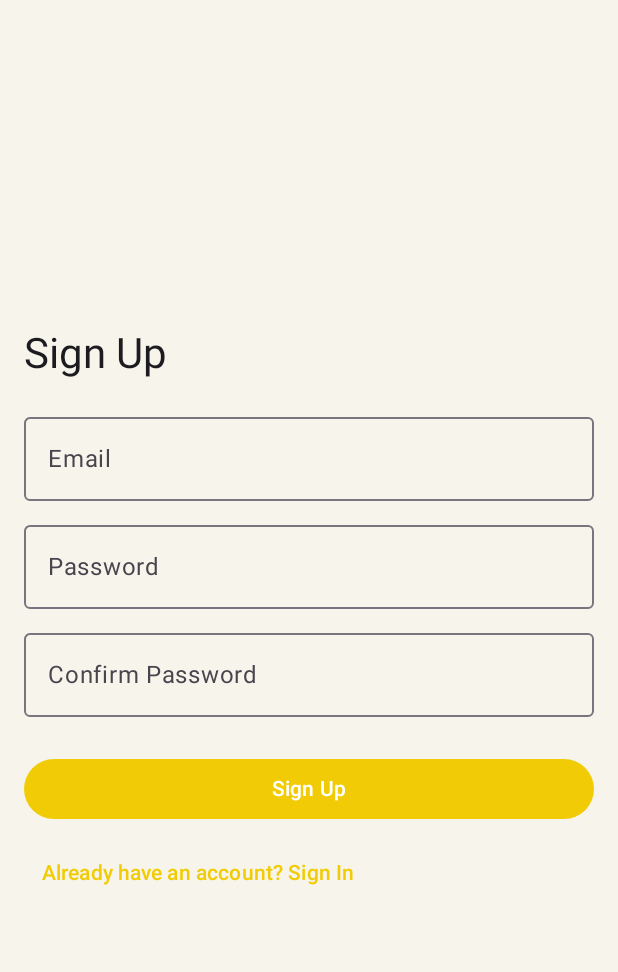
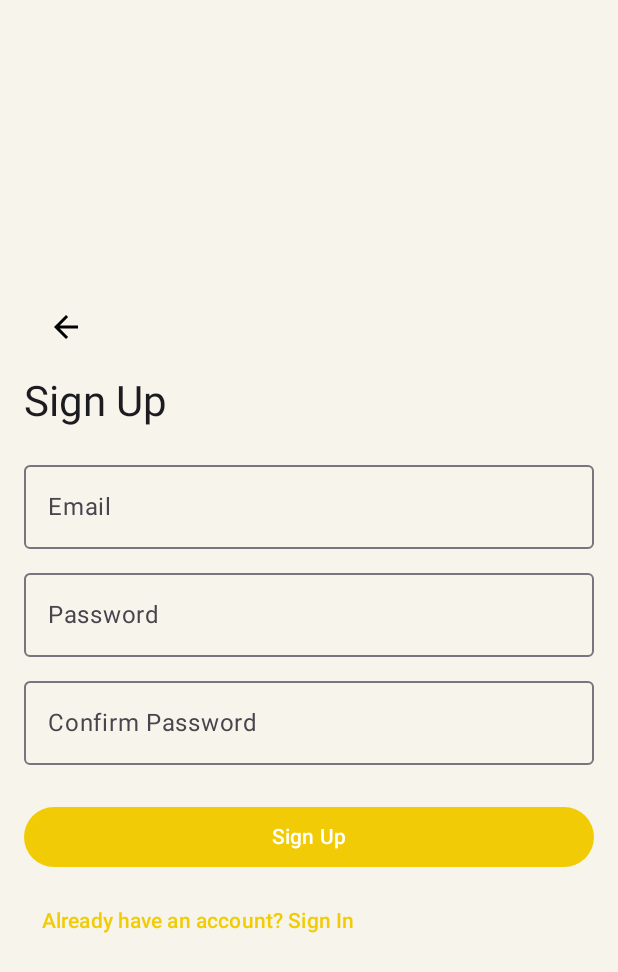
Before and after one commit to YijiaLi2003/Mo_Li, an Android app built with Jetpack Compose: the screen it shows after launch (MainActivity), after a tap on "Don't have an account? Sign Up", on a phone screen of 412 x 824 dp. Shown: the top 972 px of the screen. Run offline under Robolectric (Android 15) with nearby library versions, the phone set to English and light mode, and no system bars; our stand-ins replace Firebase (no records; nobody signed in at launch, a user with empty details on screens opened directly), Room's generated code; libraries missing offline, so code that uses them is left out: com.opencsv; 10 statements that could not run were skipped; 1 other tap on this screen came first.

```diff
--- a/app/build.gradle.kts
+++ b/app/build.gradle.kts
@@ -70,7 +70,6 @@ dependencies {
     implementation(libs.androidx.room.runtime)
     implementation(libs.androidx.room.ktx)
     implementation(libs.androidx.core.ktx)
-    implementation(libs.androidx.ui.desktop)
     ksp(libs.androidx.room.compiler)
 
     // OpenCSV for CSV parsing
--- a/app/src/main/java/com/example/vocab/MainActivity.kt
+++ b/app/src/main/java/com/example/vocab/MainActivity.kt
@@ -60,10 +60,10 @@ class MainActivity : ComponentActivity() {
                 } else {
                     val currentUser = auth.currentUser
 
-// Define the routes where the bottom navigation bar should be hidden
+                    // Define the routes where the bottom navigation bar should be hidden
                     val hideBottomNavRoutes = listOf(Screen.LearningSection.route, Screen.SignIn.route, Screen.SignUp.route)
 
-// Get the current route
+                    // Get the current route
                     val currentBackStackEntry by navController.currentBackStackEntryAsState()
                     val currentRoute = currentBackStackEntry?.destination?.route
 
--- a/app/src/main/java/com/example/vocab/screens/SignInScreen.kt
+++ b/app/src/main/java/com/example/vocab/screens/SignInScreen.kt
@@ -1,7 +1,8 @@
-//SignInScreen.kt
 package com.example.vocab.screens
 
 import androidx.compose.foundation.layout.*
+import androidx.compose.material.icons.Icons
+import androidx.compose.material.icons.automirrored.outlined.ArrowBack
 import androidx.compose.material3.*
 import androidx.compose.runtime.*
 import androidx.compose.ui.Alignment
@@ -12,12 +13,16 @@ import androidx.navigation.NavController
 import com.example.vocab.ui.theme.Screen
 import com.google.firebase.auth.FirebaseAuth
 
+@OptIn(ExperimentalMaterial3Api::class)
 @Composable
 fun SignInScreen(navController: NavController, auth: FirebaseAuth) {
     var email by remember { mutableStateOf("") }
     var password by remember { mutableStateOf("") }
     var errorMessage by remember { mutableStateOf<String?>(null) }
     var isLoading by remember { mutableStateOf(false) }
+
+    // Email validation regex
+    val emailRegex = Regex("^[A-Za-z0-9+_.-]+@[A-Za-z0-9.-]+\\.[A-Za-z]{2,}$")
 
     Surface(
         modifier = Modifier.fillMaxSize(),
@@ -35,6 +40,19 @@ fun SignInScreen(navController: NavController, auth: FirebaseAuth) {
                     .padding(16.dp),
                 verticalArrangement = Arrangement.Center
             ) {
+                TopAppBar(
+                    title = { "Sign In"},
+                    navigationIcon = {
+                        IconButton(onClick = { navController.popBackStack() }) {
+                            Icon(Icons.AutoMirrored.Outlined.ArrowBack, contentDescription = "Back")
+                        }
+                    },
+                    colors = TopAppBarDefaults.centerAlignedTopAppBarColors(
+                        containerColor = MaterialTheme.colorScheme.background,
+                        navigationIconContentColor = MaterialTheme.colorScheme.secondary
+                    )
+                )
+
                 Text("Sign In", style = MaterialTheme.typography.headlineMedium)
                 Spacer(modifier = Modifier.height(16.dp))
 
@@ -63,18 +81,29 @@ fun SignInScreen(navController: NavController, auth: FirebaseAuth) {
 
                 Button(
                     onClick = {
+                        // Validate inputs
+                        when {
+                            email.isBlank() || password.isBlank() -> {
+                                errorMessage = "Email and password must not be empty."
+                            }
+                            !email.matches(emailRegex) -> {
+                                errorMessage = "Invalid email format."
+                            }
+                            else -> {
                                 isLoading = true
                                 auth.signInWithEmailAndPassword(email, password)
                                     .addOnCompleteListener { task ->
                                         isLoading = false
                                         if (task.isSuccessful) {
-
                                             // Navigate to Main Screen
                                             navController.navigate(Screen.Home.route) {
                                                 popUpTo(Screen.SignIn.route) { inclusive = true }
                                             }
                                         } else {
-                                    errorMessage = task.exception?.message ?: "Authentication failed."
+                                            errorMessage =
+                                                task.exception?.message ?: "Authentication failed."
+                                        }
+                                    }
                             }
                         }
                     },
--- a/app/src/main/java/com/example/vocab/screens/SignUpScreen.kt
+++ b/app/src/main/java/com/example/vocab/screens/SignUpScreen.kt
@@ -2,6 +2,8 @@
 package com.example.vocab.screens
 
 import androidx.compose.foundation.layout.*
+import androidx.compose.material.icons.Icons
+import androidx.compose.material.icons.automirrored.outlined.ArrowBack
 import androidx.compose.material3.*
 import androidx.compose.runtime.*
 import androidx.compose.ui.Alignment
@@ -12,6 +14,7 @@ import androidx.navigation.NavController
 import com.example.vocab.ui.theme.Screen
 import com.google.firebase.auth.FirebaseAuth
 
+@OptIn(ExperimentalMaterial3Api::class)
 @Composable
 fun SignUpScreen(navController: NavController, auth: FirebaseAuth) {
     var email by remember { mutableStateOf("") }
@@ -19,6 +22,9 @@ fun SignUpScreen(navController: NavController, auth: FirebaseAuth) {
     var confirmPassword by remember { mutableStateOf("") }
     var errorMessage by remember { mutableStateOf<String?>(null) }
     var isLoading by remember { mutableStateOf(false) }
+
+    // Email validation regex
+    val emailRegex = Regex("^[A-Za-z0-9+_.-]+@[A-Za-z0-9.-]+\\.[A-Za-z]{2,}$")
 
     Surface(
         modifier = Modifier.fillMaxSize(),
@@ -36,6 +42,19 @@ fun SignUpScreen(navController: NavController, auth: FirebaseAuth) {
                     .padding(16.dp),
                 verticalArrangement = Arrangement.Center
             ) {
+                TopAppBar(
+                    title = { "Sign Up"},
+                    navigationIcon = {
+                        IconButton(onClick = { navController.popBackStack() }) {
+                            Icon(Icons.AutoMirrored.Outlined.ArrowBack, contentDescription = "Back")
+                        }
+                    },
+                    colors = TopAppBarDefaults.centerAlignedTopAppBarColors(
+                        containerColor = MaterialTheme.colorScheme.background,
+                        navigationIconContentColor = MaterialTheme.colorScheme.secondary
+                    )
+                )
+
                 Text("Sign Up", style = MaterialTheme.typography.headlineMedium)
                 Spacer(modifier = Modifier.height(16.dp))
 
@@ -74,8 +93,16 @@ fun SignUpScreen(navController: NavController, auth: FirebaseAuth) {
 
                 Button(
                     onClick = {
+                        if (!email.matches(emailRegex)) {
+                            errorMessage = "Invalid email format."
+                            return@Button
+                        }
                         if (password != confirmPassword) {
                             errorMessage = "Passwords do not match."
+                            return@Button
+                        }
+                        if (email.isBlank() || password.isBlank()) {
+                            errorMessage = "Email and password must not be empty."
                             return@Button
                         }
                         isLoading = true
--- a/app/src/main/java/com/example/vocab/screens/SplashScreen.kt
+++ b/app/src/main/java/com/example/vocab/screens/SplashScreen.kt
@@ -20,7 +20,7 @@ fun SplashScreen() {
     ) {
         Text(
             text = "You\nAre\nWorking\nHard!",
-            style = MaterialTheme.typography.headlineLarge,
+            style = MaterialTheme.typography.headlineLarge.copy(color = MaterialTheme.colorScheme.secondary),
             textAlign = TextAlign.Center,
             modifier = Modifier
                 .fillMaxWidth()
```
Also changed, not shown: app/src/main/java/com/example/vocab/screens/ProfileScreen.kt (+72 -7 lines), app/src/main/res/drawable/authenticated.jpg (added), app/src/main/res/drawable/unauthenticated.jpg (added). Lines whose indentation alone changed are shown as unchanged.
